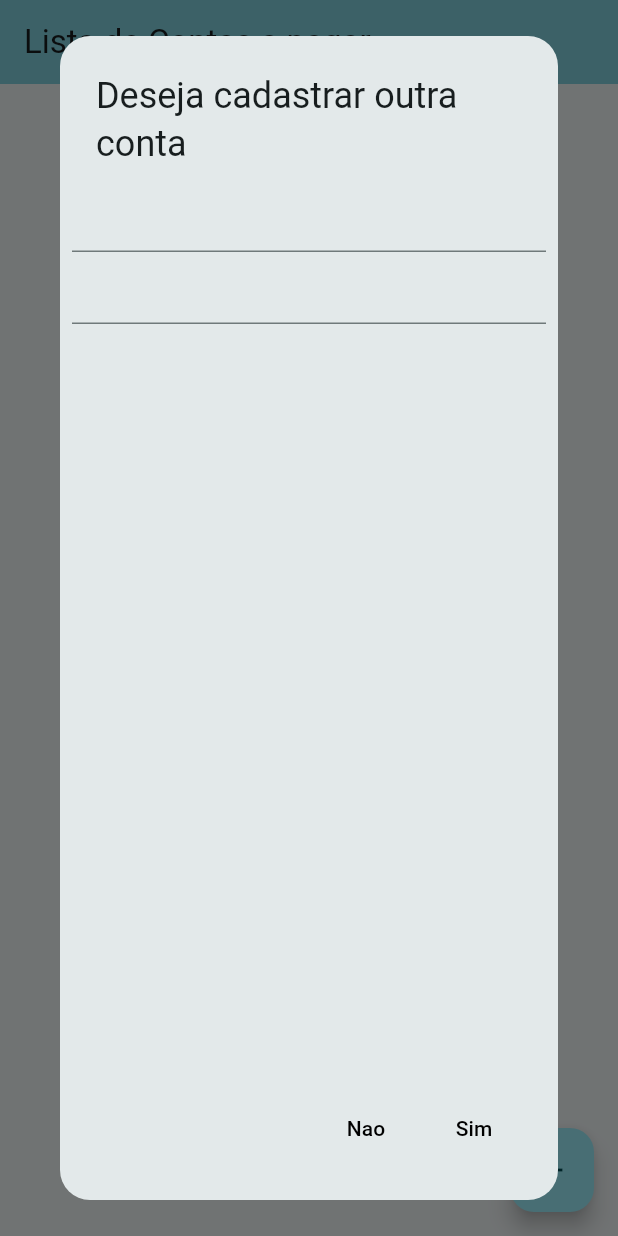
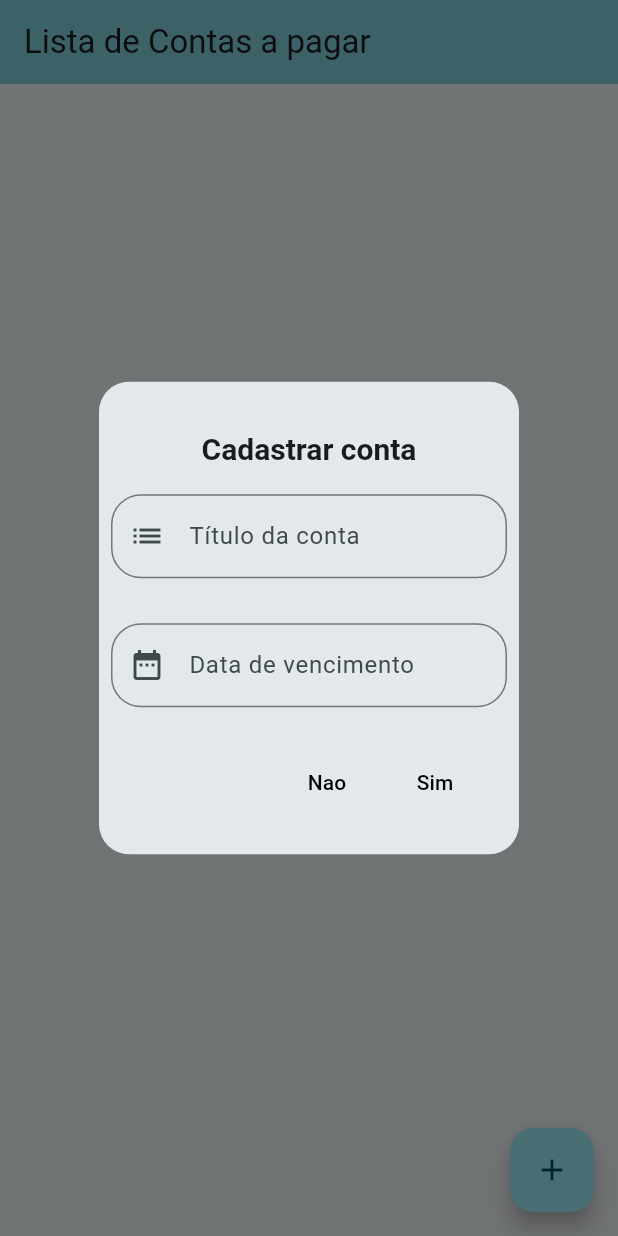
Before and after one commit to KaremSouza12/list_of_accounts_to_pay, a Flutter app: the screen it shows after launch, after a tap on the "add" icon, on a phone screen of 412 x 824 dp. Run offline on Flutter 3.47's test engine with Material 2 defaults, Android fonts, the phone set to English and light mode, and no system bars; our stand-ins replace sqflite; accounts and stored records are empty.

```diff
--- a/lib/datasource/database.dart
+++ b/lib/datasource/database.dart
@@ -28,10 +28,11 @@ class DB {
   }
 
   _onCreate(db, version) {
-    return db.execute(
-      DatabaseScripts.createAccountsTable(),
-    );
+    return db.execute(_account);
   }
+
+  String get _account =>
+      '''CREATE TABLE accounts (id INTEGER PRIMARY KEY AUTOINCREMENT NOT NULL, title TEXT, dueDate TIMESTAMP NOT NULL DEFAULT CURRENT_TIMESTAMP, status INTEGER NOT NULL)''';
 
   // static Future<void> insertAccounts(Account account) async {
   //   try {
--- a/lib/datasource/database_script.dart
+++ b/lib/datasource/database_script.dart
@@ -1,5 +1,5 @@
 const String createAccountTableScript =
-    "CREATE TABLE accounts(id INTEGER PRIMARY KEY,title TEXT, dueDate TEXT)";
+    'CREATE TABLE accounts (id INTEGER PRIMARY KEY AUTOINCREMENT NOT NULL, title TEXT, dueDate TIMESTAMP NOT NULL DEFAULT CURRENT_TIMESTAMP, status INTEGER NOT NULL)';
 
 class DatabaseScripts {
   static String createAccountsTable() {
--- a/lib/main.dart
+++ b/lib/main.dart
@@ -1,6 +1,7 @@
 import 'package:flutter/material.dart';
 import 'package:pay_count/pages/list_accounts.dart';
 import 'package:pay_count/repositories/accounts_repository.dart';
+
 import 'package:provider/provider.dart';
 
 void main() {
--- a/lib/models/accounts.dart
+++ b/lib/models/accounts.dart
@@ -1,19 +1,20 @@
 class Account {
   String title;
   String dueDate;
+  bool status;
 
-  Account({required this.title, required this.dueDate});
+  Account({required this.title, required this.dueDate, required this.status});
 
   Map<String, dynamic> toMap() {
-    return {'title': title, 'duedate': dueDate};
+    return {
+      'title': title,
+      'duedate': dueDate,
+      'status': status == true ? 1 : 0
+    };
   }
-
-  // List<Account> list(){
-
-  // }
 
   @override
   String toString() {
-    return 'Account{title: $title, dueDate: $dueDate}';
+    return 'Account{title: $title, dueDate: $dueDate,status: $status}';
   }
 }
--- a/lib/pages/list_accounts.dart
+++ b/lib/pages/list_accounts.dart
@@ -1,6 +1,7 @@
 import 'package:flutter/material.dart';
 import 'package:pay_count/models/accounts.dart';
 import 'package:pay_count/repositories/accounts_repository.dart';
+import 'package:pay_count/service/utils_service.dart';
 import 'package:pay_count/widgets/accounts_tile_widget.dart';
 import 'package:provider/provider.dart';
 
@@ -17,17 +18,12 @@ class _ListAccountsState extends State<ListAccounts> {
   final TextEditingController titleController = TextEditingController();
   final TextEditingController dueDateController = TextEditingController();
   final List<Account> account = [];
-
-  Future<void> getAccounts() async {
-    setState(() {});
-  }
+  final UtilsServices utilsServices = UtilsServices();
 
   @override
   void initState() {
     super.initState();
     WidgetsFlutterBinding.ensureInitialized();
-
-    getAccounts();
   }
 
   Future<void> _showForm(
@@ -40,16 +36,60 @@ class _ListAccountsState extends State<ListAccounts> {
           shape: RoundedRectangleBorder(
             borderRadius: BorderRadius.circular(20),
           ),
-          title: const Text('Deseja cadastrar outra conta'),
-          content: Column(
-            children: [
-              TextField(
-                controller: titleController,
+          title: const Padding(
+            padding: EdgeInsets.all(8.0),
+            child: Text(
+              'Cadastrar conta',
+              textAlign: TextAlign.center,
+              style: TextStyle(
+                fontSize: 20,
+                fontWeight: FontWeight.bold,
               ),
-              TextField(
-                controller: dueDateController,
-              ),
-            ],
+            ),
+          ),
+          content: SizedBox(
+            height: 160,
+            width: 160,
+            child: Column(
+              children: [
+                Padding(
+                  padding: const EdgeInsets.only(bottom: 30),
+                  child: TextFormField(
+                    controller: titleController,
+                    decoration: InputDecoration(
+                      prefixIcon: const Icon(Icons.list),
+                      hintText: 'Título da conta',
+                      border: OutlineInputBorder(
+                        borderRadius: BorderRadius.circular(20),
+                      ),
+                    ),
+                  ),
+                ),
+                TextFormField(
+                  controller: dueDateController,
+                  decoration: InputDecoration(
+                    prefixIcon: const Icon(Icons.date_range),
+                    hintText: 'Data de vencimento',
+                    border: OutlineInputBorder(
+                      borderRadius: BorderRadius.circular(20),
+                    ),
+                  ),
+                  onTap: () async {
+                    DateTime? date = DateTime(1900);
+                    FocusScope.of(context).requestFocus(FocusNode());
+                    date = await showDatePicker(
+                        context: context,
+                        initialDate: DateTime.now(),
+                        firstDate: DateTime(1900),
+                        lastDate: DateTime(2100));
+
+                    dueDateController.text =
+                        utilsServices.formatDateTime(date!);
+                    print(dueDateController);
+                  },
+                )
+              ],
+            ),
           ),
           actions: [
             TextButton(
@@ -71,6 +111,7 @@ class _ListAccountsState extends State<ListAccounts> {
                 final data = Account(
                   title: titleController.text,
                   dueDate: dueDateController.text,
+                  status: false,
                 );
 
                 accountsRepository.createData(data);
@@ -100,6 +141,7 @@ class _ListAccountsState extends State<ListAccounts> {
               itemCount: accounts.accounts.length,
               itemBuilder: (_, index) {
                 final c = accounts.accounts[index];
+                print('DATA:$c');
                 return AccountsTileWidget(account: c);
               },
             ),
--- a/pubspec.yaml
+++ b/pubspec.yaml
@@ -39,6 +39,7 @@ dependencies:
   cupertino_icons: ^1.0.2
   go_router: ^6.5.5
   provider: ^6.0.5
+  intl: ^0.18.0
 
 dev_dependencies:
   flutter_test:
```
Also changed, not shown: lib/repositories/accounts_repository.dart (+13 -2 lines), lib/service/utils_service.dart (added, +18 -0 lines), lib/widgets/accounts_tile_widget.dart (+11 -4 lines), pubspec.lock.
